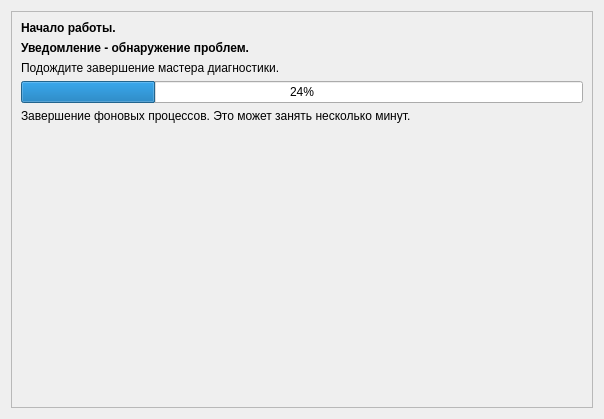
The window that src/app/1.ui (AntProBasealt/wizard) describes before a commit, drawn with Qt 5.
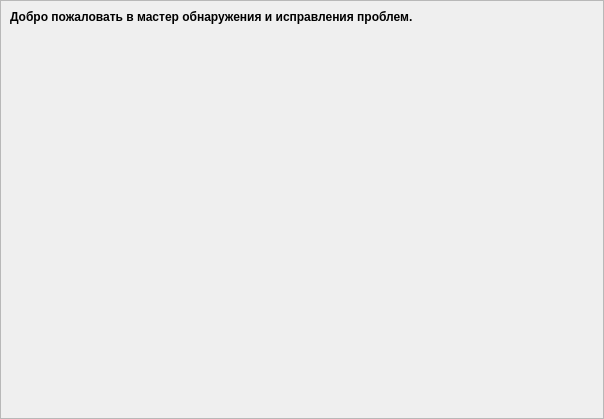
The same window after the commit. Icons and pictures are not drawn.

Diff of the .ui file:
```diff
--- a/src/app/1.ui
+++ b/src/app/1.ui
@@ -14,6 +14,21 @@
    <string>Form</string>
   </property>
   <layout class="QGridLayout" name="gridLayout">
+   <property name="leftMargin">
+    <number>0</number>
+   </property>
+   <property name="topMargin">
+    <number>0</number>
+   </property>
+   <property name="rightMargin">
+    <number>0</number>
+   </property>
+   <property name="bottomMargin">
+    <number>0</number>
+   </property>
+   <property name="spacing">
+    <number>0</number>
+   </property>
    <item row="0" column="0" colspan="2">
     <widget class="QFrame" name="frame">
      <property name="frameShape">
@@ -23,66 +38,42 @@
       <enum>QFrame::Raised</enum>
      </property>
      <layout class="QGridLayout" name="gridLayout_2">
-      <item row="6" column="0">
+      <item row="0" column="0">
+       <widget class="QLabel" name="label">
+        <property name="font">
+         <font>
+          <weight>75</weight>
+          <bold>true</bold>
+         </font>
+        </property>
+        <property name="text">
+         <string>Добро пожаловать в мастер обнаружения и исправления проблем.</string>
+        </property>
+       </widget>
+      </item>
+      <item row="1" column="0">
+       <widget class="QLabel" name="label_2">
+        <property name="text">
+         <string/>
+        </property>
+        <property name="pixmap">
+         <pixmap resource="resources.qrc">:/logo.png</pixmap>
+        </property>
+       </widget>
+      </item>
+      <item row="2" column="0">
        <spacer name="verticalSpacer">
         <property name="orientation">
          <enum>Qt::Vertical</enum>
         </property>
         <property name="sizeHint" stdset="0">
          <size>
-          <width>558</width>
-          <height>296</height>
+          <width>20</width>
+          <height>40</height>
          </size>
         </property>
        </spacer>
       </item>
-      <item row="3" column="0">
-       <widget class="QLabel" name="label_2">
-        <property name="text">
-         <string>Подождите завершение мастера диагностики.</string>
-        </property>
-       </widget>
-      </item>
-      <item row="1" column="0">
-       <widget class="QLabel" name="label">
-        <property name="font">
-         <font>
-          <weight>75</weight>
-          <bold>true</bold>
-         </font>
-        </property>
-        <property name="text">
-         <string>Уведомление - обнаружение проблем.</string>
-        </property>
-       </widget>
-      </item>
-      <item row="4" column="0">
-       <widget class="QProgressBar" name="progressBar">
-        <property name="value">
-         <number>24</number>
-        </property>
-       </widget>
-      </item>
-      <item row="5" column="0">
-       <widget class="QLabel" name="label_3">
-        <property name="text">
-         <string>Завершение фоновых процессов. Это может занять несколько минут.</string>
-        </property>
-       </widget>
-      </item>
-      <item row="0" column="0">
-       <widget class="QLabel" name="label_4">
-        <property name="font">
-         <font>
-          <weight>75</weight>
-          <bold>true</bold>
-         </font>
-        </property>
-        <property name="text">
-         <string>Начало работы.</string>
-        </property>
-       </widget>
-      </item>
      </layout>
     </widget>
    </item>
```
Left out of the diff: 4 changed lines with no effect on the pictures.
